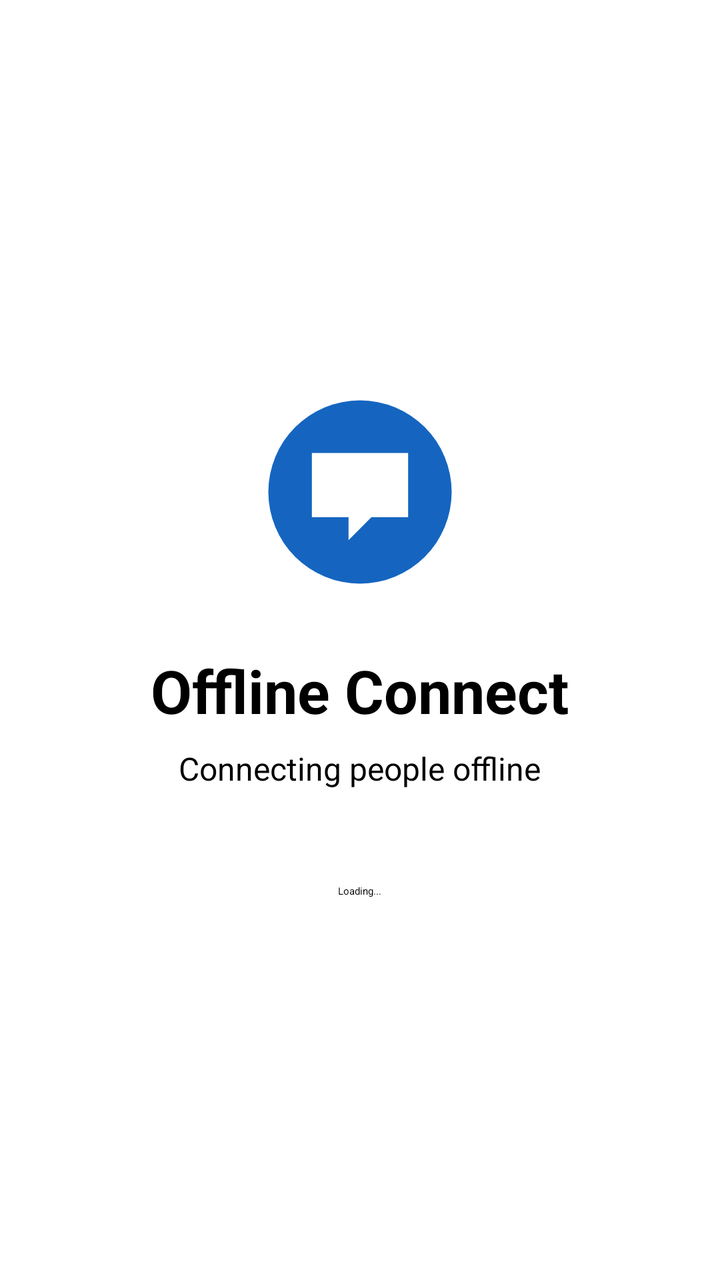
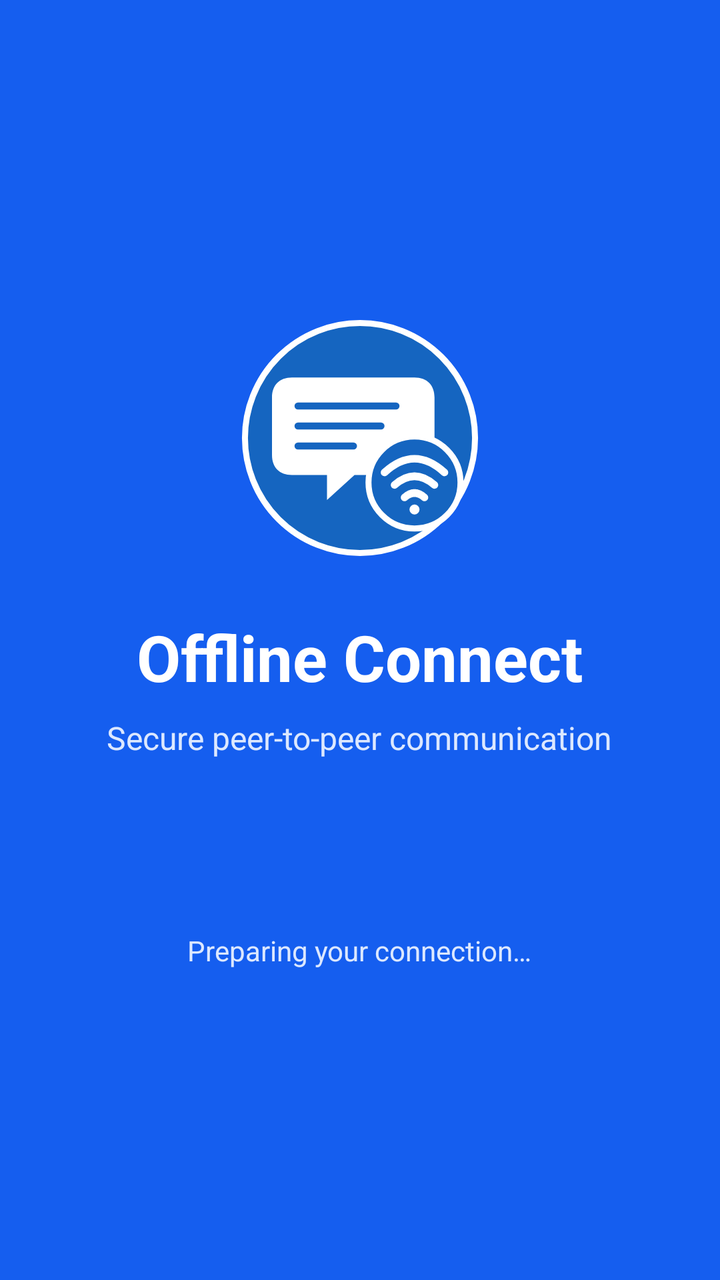

An Android layout rendered at two revisions. The XML below is the earlier revision; the diff shows what the commit changed to produce the second picture.
<!-- AndroidManifest.xml: activity theme Theme.OfflineConnect.Splash -->
<!-- res/layout/activity_splash.xml -->
<?xml version="1.0" encoding="utf-8"?>
<LinearLayout
    xmlns:android="http://schemas.android.com/apk/res/android"
    android:layout_width="match_parent"
    android:layout_height="match_parent"
    android:orientation="vertical"
    android:gravity="center"
    android:padding="32dp">

    <ImageView
        android:layout_width="110dp"
        android:layout_height="110dp"
        android:src="@drawable/splash_logo"
        android:contentDescription="@string/app_name" />

    <TextView
        android:layout_width="wrap_content"
        android:layout_height="wrap_content"
        android:text="@string/app_name"
        android:textSize="30sp"
        android:textStyle="bold"
        android:layout_marginTop="24dp" />

    <TextView
        android:layout_width="wrap_content"
        android:layout_height="wrap_content"
        android:text="Connecting people offline"
        android:textSize="16sp"
        android:layout_marginTop="8dp" />

    <ProgressBar
        android:layout_width="wrap_content"
        android:layout_height="wrap_content"
        android:layout_marginTop="35dp" />

    <TextView
        android:id="@+id/txtLoading"
        android:layout_width="wrap_content"
        android:layout_height="wrap_content"
        android:text="Loading..."
        android:layout_marginTop="12dp" />

</LinearLayout>
<!-- resources referenced by this layout -->
<resources>
  <!-- drawable splash_logo (drawable) -->
  <?xml version="1.0" encoding="utf-8"?>
  <vector
      xmlns:android="http://schemas.android.com/apk/res/android"
      android:width="96dp"
      android:height="96dp"
      android:viewportWidth="96"
      android:viewportHeight="96">
  
      <path
          android:fillColor="#1565C0"
          android:pathData="M48,8 A40,40 0,1 0,48 88 A40,40 0,1 0,48 8" />
  
      <path
          android:fillColor="#FFFFFF"
          android:pathData="M27,31 L69,31 L69,59 L53,59 L43,69 L43,59 L27,59 Z" />
  
  </vector>
  <string name="app_name">
          Offline Connect
      </string>
  <style name="Theme.OfflineConnect.Splash" parent="Theme.SplashScreen">
  
          <item name="windowSplashScreenBackground">
              @color/background
          </item>
  
          <item name="windowSplashScreenAnimatedIcon">
              @drawable/splash_logo
          </item>
  
          <item name="postSplashScreenTheme">
              @style/Theme.OfflineConnect
          </item>
  
      </style>
  <color name="background">#FFFFFF</color>
  <style name="Theme.OfflineConnect" parent="Theme.AppCompat.Light.NoActionBar">
  
          <item name="android:fontFamily">
              sans
          </item>
  
          <item name="android:windowLightStatusBar">
              true
          </item>
  
      </style>
</resources>

<!-- the commit's change to res/layout/activity_splash.xml (unified diff, before → after) -->
@@ -1,43 +1,49 @@
 <?xml version="1.0" encoding="utf-8"?>
-<LinearLayout
-    xmlns:android="http://schemas.android.com/apk/res/android"
+<LinearLayout xmlns:android="http://schemas.android.com/apk/res/android"
     android:layout_width="match_parent"
     android:layout_height="match_parent"
+    android:background="@color/primary"
+    android:gravity="center"
     android:orientation="vertical"
-    android:gravity="center"
     android:padding="32dp">
 
     <ImageView
-        android:layout_width="110dp"
-        android:layout_height="110dp"
-        android:src="@drawable/splash_logo"
-        android:contentDescription="@string/app_name" />
+        android:layout_width="128dp"
+        android:layout_height="128dp"
+        android:contentDescription="@string/app_name"
+        android:src="@drawable/splash_logo" />
 
     <TextView
         android:layout_width="wrap_content"
         android:layout_height="wrap_content"
+        android:layout_marginTop="24dp"
         android:text="@string/app_name"
-        android:textSize="30sp"
-        android:textStyle="bold"
-        android:layout_marginTop="24dp" />
+        android:textColor="@color/on_primary"
+        android:textSize="32sp"
+        android:textStyle="bold" />
 
     <TextView
         android:layout_width="wrap_content"
         android:layout_height="wrap_content"
-        android:text="Connecting people offline"
-        android:textSize="16sp"
-        android:layout_marginTop="8dp" />
+        android:layout_marginTop="8dp"
+        android:gravity="center"
+        android:text="@string/connecting_people"
+        android:textColor="#DCE8FF"
+        android:textSize="16sp" />
 
     <ProgressBar
-        android:layout_width="wrap_content"
-        android:layout_height="wrap_content"
-        android:layout_marginTop="35dp" />
+        android:layout_width="32dp"
+        android:layout_height="32dp"
+        android:layout_marginTop="40dp"
+        android:indeterminateTint="@color/on_primary" />
 
     <TextView
         android:id="@+id/txtLoading"
         android:layout_width="wrap_content"
         android:layout_height="wrap_content"
-        android:text="Loading..."
-        android:layout_marginTop="12dp" />
+        android:layout_marginTop="14dp"
+        android:text="@string/loading"
+        android:textColor="#DCE8FF"
+        android:textSize="14sp" />
 
 </LinearLayout>
<!-- resource entries referenced after the edit -->
@@ -1,52 +1,32 @@
 <!-- resources referenced by this layout -->
 <resources>
-  <!-- drawable splash_logo (drawable) -->
-  <?xml version="1.0" encoding="utf-8"?>
-  <vector
-      xmlns:android="http://schemas.android.com/apk/res/android"
-      android:width="96dp"
-      android:height="96dp"
-      android:viewportWidth="96"
-      android:viewportHeight="96">
-  
-      <path
-          android:fillColor="#1565C0"
-          android:pathData="M48,8 A40,40 0,1 0,48 88 A40,40 0,1 0,48 8" />
-  
-      <path
-          android:fillColor="#FFFFFF"
-          android:pathData="M27,31 L69,31 L69,59 L53,59 L43,69 L43,59 L27,59 Z" />
-  
-  </vector>
-  <string name="app_name">
-          Offline Connect
-      </string>
+  <color name="on_primary">#FFFFFF</color>
+  <color name="primary">#155EEF</color>
+  <!-- drawable splash_logo: vector/xml drawable (drawable, 2219 chars, omitted) -->
+  <string name="app_name">Offline Connect</string>
+  <string name="connecting_people">Secure peer-to-peer communication</string>
+  <string name="loading">Preparing your connection…</string>
   <style name="Theme.OfflineConnect.Splash" parent="Theme.SplashScreen">
-  
-          <item name="windowSplashScreenBackground">
-              @color/background
-          </item>
-  
-          <item name="windowSplashScreenAnimatedIcon">
-              @drawable/splash_logo
-          </item>
-  
-          <item name="postSplashScreenTheme">
-              @style/Theme.OfflineConnect
-          </item>
-  
+          <item name="windowSplashScreenBackground">@color/primary</item>
+          <item name="windowSplashScreenAnimatedIcon">@drawable/splash_logo</item>
+          <item name="postSplashScreenTheme">@style/Theme.OfflineConnect</item>
       </style>
-  <color name="background">#FFFFFF</color>
+  <color name="background">#F6F8FC</color>
+  <color name="surface">#FFFFFF</color>
+  <color name="primary_soft">#EAF1FF</color>
   <style name="Theme.OfflineConnect" parent="Theme.AppCompat.Light.NoActionBar">
-  
-          <item name="android:fontFamily">
-              sans
-          </item>
-  
-          <item name="android:windowLightStatusBar">
-              true
-          </item>
-  
+          <item name="colorPrimary">@color/primary</item>
+          <item name="colorPrimaryDark">@color/primary_dark</item>
+          <item name="colorAccent">@color/accent</item>
+          
+          <item name="android:fontFamily">sans-serif</item>
+          <item name="android:windowBackground">@color/background</item>
+          <item name="android:navigationBarColor">@color/surface</item>
+          <item name="android:statusBarColor">@color/background</item>
+          <item name="android:windowLightStatusBar">true</item>
+          <item name="android:colorControlHighlight">@color/primary_soft</item>
       </style>
+  <color name="primary_dark">#0B3B9E</color>
+  <color name="accent">#16A085</color>
 </resources>
 
